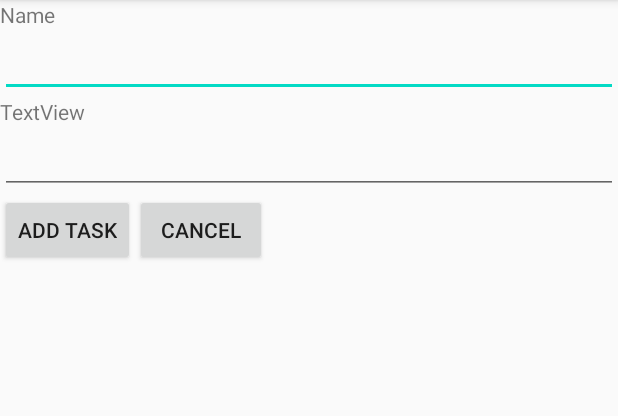
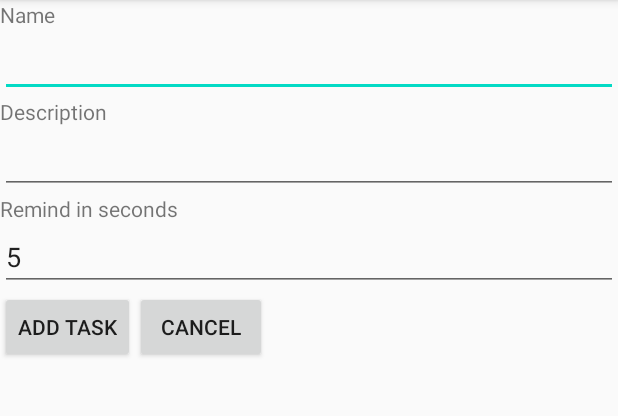
Before and after one commit to NGZIBIN/L12PS, an Android app: the AddActivity screen opened directly, with no data from a screen before it, on a phone screen of 412 x 824 dp, the part 84-500 px from its top. Run offline under Robolectric (Android 15) with nearby library versions, the phone set to English and light mode, and no system bars.

Commit message:
Advance Enchancement Done

```diff
--- a/app/src/main/java/com/example/l6ps/AddActivity.java
+++ b/app/src/main/java/com/example/l6ps/AddActivity.java
@@ -16,7 +16,7 @@ import java.util.Calendar;
 
 public class AddActivity extends AppCompatActivity {
 Button btnAdd, btnCancel;
-EditText etName, etDesc;
+EditText etName, etDesc, etTime;
     @Override
     protected void onCreate(Bundle savedInstanceState) {
         super.onCreate(savedInstanceState);
@@ -26,18 +26,21 @@ EditText etName, etDesc;
         btnCancel = findViewById(R.id.btnCancel);
         etName = findViewById(R.id.etName);
         etDesc = findViewById(R.id.etDesc);
+        etTime = findViewById(R.id.etTime);
 
         btnAdd.setOnClickListener(new View.OnClickListener() {
             @Override
             public void onClick(View view) {
                 String taskName = etName.getText().toString().trim();
                 String desc = etDesc.getText().toString().trim();
+                String time = etTime.getText().toString();
+                int timeInt = Integer.parseInt(time);
                 DBHelper dbh = new DBHelper(AddActivity.this);
                 long insert = dbh.insertTask(taskName, desc);
                 if(insert != -1){
                     Toast.makeText(AddActivity.this, "Inserted", Toast.LENGTH_LONG).show();
                     Calendar cal = Calendar.getInstance();
-                    cal.add(Calendar.SECOND, 5);
+                    cal.add(Calendar.SECOND, timeInt);
 
                     Intent i = new Intent(AddActivity.this, ScheduledNotificationReceiver.class);
                     int reqCode = 12345;
--- a/app/src/main/java/com/example/l6ps/ScheduledNotificationReceiver.java
+++ b/app/src/main/java/com/example/l6ps/ScheduledNotificationReceiver.java
@@ -32,11 +32,13 @@ public class ScheduledNotificationReceiver extends BroadcastReceiver {
         Intent i = new Intent(context, MainActivity.class);
         PendingIntent pIntent = PendingIntent.getActivity(context, reqCode, i, PendingIntent.FLAG_CANCEL_CURRENT);
 
+//        Bitmap picture = BitmapFactory.decodeResource(getResources(),R.drawable.ic_launcher_background)
 
         NotificationCompat.Builder builder = new NotificationCompat.Builder(context, "default");
         builder.setContentTitle("Task Manager Reminder");
         builder.setContentText(taskName);
         builder.setSmallIcon(android.R.drawable.ic_dialog_info);
+//        builder.setStyle(new NotificationCompat.BigPictureStyle().bigPicture(picture).bigLargeIcon(null))
         builder.setContentIntent(pIntent);
         builder.setAutoCancel(true);
 
--- a/app/src/main/res/layout/activity_add.xml
+++ b/app/src/main/res/layout/activity_add.xml
@@ -25,7 +25,7 @@
         android:id="@+id/textView2"
         android:layout_width="match_parent"
         android:layout_height="wrap_content"
-        android:text="TextView" />
+        android:text="Description" />
 
     <EditText
         android:id="@+id/etDesc"
@@ -34,6 +34,20 @@
         android:ems="10"
         android:inputType="textPersonName"
         android:text="" />
+
+    <TextView
+        android:id="@+id/textView3"
+        android:layout_width="match_parent"
+        android:layout_height="wrap_content"
+        android:text="Remind in seconds" />
+
+    <EditText
+        android:id="@+id/etTime"
+        android:layout_width="match_parent"
+        android:layout_height="wrap_content"
+        android:ems="10"
+        android:inputType="textPersonName"
+        android:text="5" />
 
     <LinearLayout
         android:layout_width="wrap_content"
```
